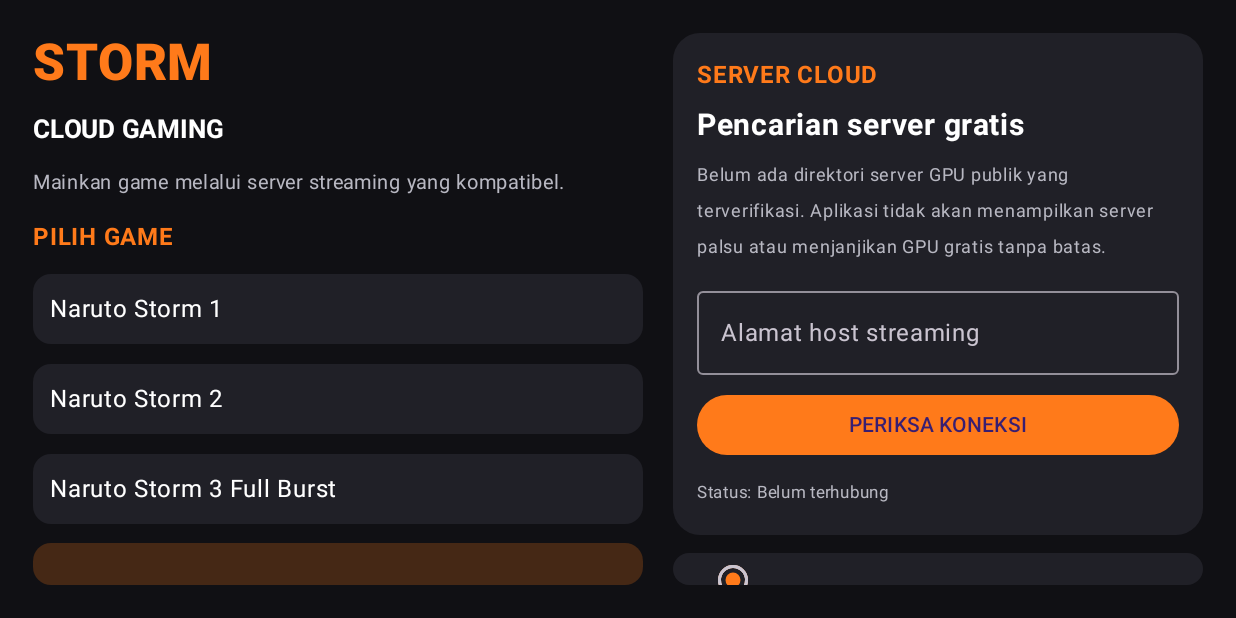
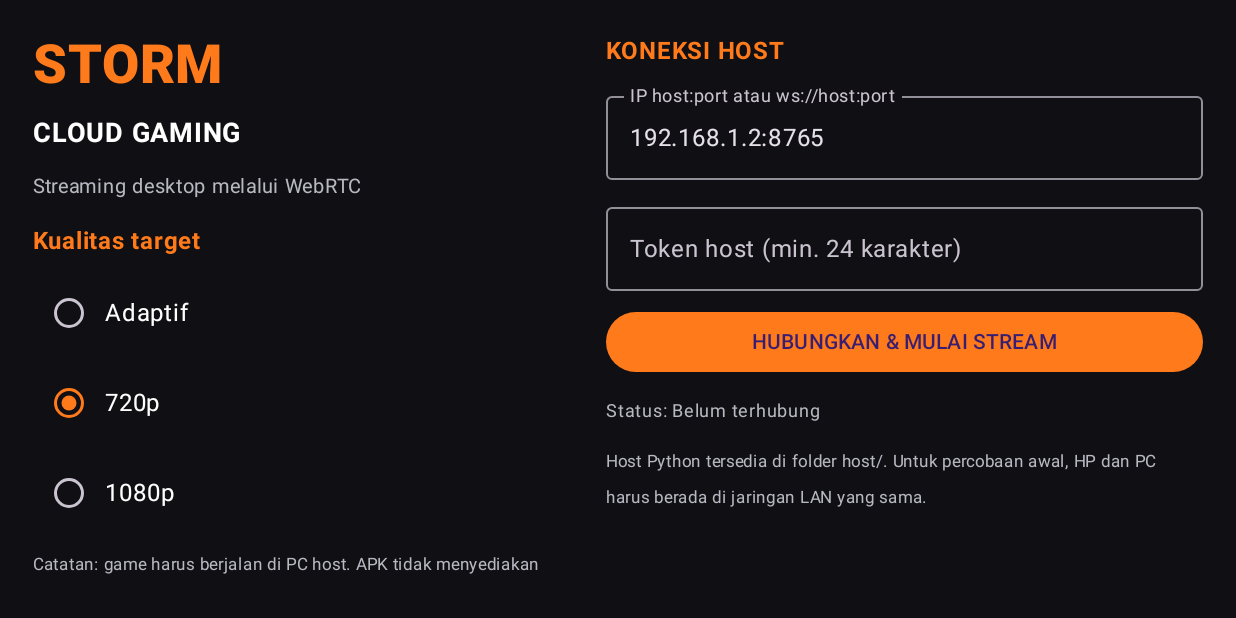
Before and after one commit to suksesjt12-source/Pcfhf, an Android app built with Jetpack Compose: the screen it shows after launch (MainActivity), on a phone screen of 824 x 412 dp (held sideways). Run offline under Robolectric (Android 15) with nearby library versions, the phone set to English and light mode, and no system bars; libraries missing offline, so code that uses them is left out: androidx.webrtc; 1 statement that could not run was skipped.

Commit message:
Connect Android UI to WebRTC stream and host input channel

```diff
--- a/app/src/main/java/com/stormcloudgaming/MainActivity.kt
+++ b/app/src/main/java/com/stormcloudgaming/MainActivity.kt
@@ -5,16 +5,18 @@ import androidx.activity.ComponentActivity
 import androidx.activity.compose.setContent
 import androidx.compose.foundation.background
 import androidx.compose.foundation.layout.*
-import androidx.compose.foundation.shape.CircleShape
 import androidx.compose.foundation.shape.RoundedCornerShape
 import androidx.compose.material3.*
 import androidx.compose.runtime.*
 import androidx.compose.ui.Alignment
 import androidx.compose.ui.Modifier
 import androidx.compose.ui.graphics.Color
+import androidx.compose.ui.platform.LocalContext
 import androidx.compose.ui.text.font.FontWeight
 import androidx.compose.ui.unit.dp
 import androidx.compose.ui.unit.sp
+import androidx.compose.ui.viewinterop.AndroidView
+import androidx.webrtc.SurfaceViewRenderer
 
 private val Ink = Color(0xFF101014)
 private val Panel = Color(0xFF202027)
@@ -24,84 +26,75 @@ private val Muted = Color(0xFFB8B8C2)
 class MainActivity : ComponentActivity() {
     override fun onCreate(savedInstanceState: Bundle?) {
         super.onCreate(savedInstanceState)
+        window.addFlags(android.view.WindowManager.LayoutParams.FLAG_KEEP_SCREEN_ON)
         setContent { StormApp() }
     }
 }
 
 @Composable
 fun StormApp() {
-    var serverAddress by remember { mutableStateOf("") }
+    val context = LocalContext.current
+    var host by remember { mutableStateOf("192.168.1.2:8765") }
+    var token by remember { mutableStateOf("") }
     var status by remember { mutableStateOf("Belum terhubung") }
-    var selected by remember { mutableStateOf("Naruto Storm 4") }
-    var showControls by remember { mutableStateOf(false) }
-    var quality by remember { mutableStateOf("Adaptif") }
+    var quality by remember { mutableStateOf("720p") }
+    var session by remember { mutableStateOf<WebRtcSession?>(null) }
+    var showPlayer by remember { mutableStateOf(false) }
+    val renderer = remember { SurfaceViewRenderer(context) }
 
-    MaterialTheme(colorScheme = darkColorScheme(
-        background = Ink, surface = Panel, primary = Orange,
-        onBackground = Color.White, onSurface = Color.White
-    )) {
+    DisposableEffect(session) {
+        session?.attachRenderer(renderer)
+        onDispose { session?.close() }
+    }
+
+    MaterialTheme(colorScheme = darkColorScheme(background = Ink, surface = Panel, primary = Orange)) {
         Surface(Modifier.fillMaxSize(), color = Ink) {
-            if (showControls) {
-                ControllerPreview(onBack = { showControls = false })
+            if (showPlayer) {
+                Column(Modifier.fillMaxSize().padding(12.dp), verticalArrangement = Arrangement.spacedBy(8.dp)) {
+                    Row(verticalAlignment = Alignment.CenterVertically) {
+                        Text("STORM STREAM", color = Orange, fontWeight = FontWeight.Black, fontSize = 20.sp, modifier = Modifier.weight(1f))
+                        TextButton(onClick = { session?.close(); session = null; showPlayer = false; status = "Terputus" }) { Text("PUTUS") }
+                    }
+                    AndroidView(factory = { renderer }, modifier = Modifier.weight(1f).fillMaxWidth().background(Color.Black))
+                    Text(status, color = Muted, fontSize = 11.sp)
+                    Row(Modifier.fillMaxWidth(), horizontalArrangement = Arrangement.SpaceEvenly) {
+                        StreamKey("W") { session?.sendKey("w", true); session?.sendKey("w", false) }
+                        StreamKey("A") { session?.sendKey("a", true); session?.sendKey("a", false) }
+                        StreamKey("S") { session?.sendKey("s", true); session?.sendKey("s", false) }
+                        StreamKey("D") { session?.sendKey("d", true); session?.sendKey("d", false) }
+                        StreamKey("JUMP") { session?.sendKey("space", true); session?.sendKey("space", false) }
+                        StreamKey("ATTACK") { session?.sendKey("x", true); session?.sendKey("x", false) }
+                    }
+                }
             } else {
                 Row(Modifier.fillMaxSize().padding(22.dp), horizontalArrangement = Arrangement.spacedBy(20.dp)) {
-                    Column(Modifier.weight(1.15f).fillMaxHeight(), verticalArrangement = Arrangement.spacedBy(12.dp)) {
-                        Text("STORM", color = Orange, fontSize = 34.sp, fontWeight = FontWeight.Black)
-                        Text("CLOUD GAMING", color = Color.White, fontSize = 17.sp, fontWeight = FontWeight.Bold)
-                        Text("Mainkan game melalui server streaming yang kompatibel.", color = Muted, fontSize = 13.sp)
-                        Text("PILIH GAME", color = Orange, fontWeight = FontWeight.Bold)
-                        listOf("Naruto Storm 1", "Naruto Storm 2", "Naruto Storm 3 Full Burst", "Naruto Storm 4", "Road to Boruto").forEach { game ->
-                            Card(
-                                onClick = { selected = game },
-                                colors = CardDefaults.cardColors(containerColor = if (selected == game) Orange.copy(alpha = .22f) else Panel),
-                                shape = RoundedCornerShape(12.dp)
-                            ) {
-                                Row(Modifier.fillMaxWidth().padding(11.dp), verticalAlignment = Alignment.CenterVertically) {
-                                    Text(game, Modifier.weight(1f), fontWeight = if (selected == game) FontWeight.Bold else FontWeight.Normal)
-                                    if (selected == game) Text("DIPILIH", color = Orange, fontSize = 10.sp)
-                                }
+                    Column(Modifier.weight(1f), verticalArrangement = Arrangement.spacedBy(12.dp)) {
+                        Text("STORM", color = Orange, fontSize = 36.sp, fontWeight = FontWeight.Black)
+                        Text("CLOUD GAMING", color = Color.White, fontSize = 18.sp, fontWeight = FontWeight.Bold)
+                        Text("Streaming desktop melalui WebRTC", color = Muted, fontSize = 13.sp)
+                        Text("Kualitas target", color = Orange, fontWeight = FontWeight.Bold)
+                        listOf("Adaptif", "720p", "1080p").forEach { item ->
+                            Row(verticalAlignment = Alignment.CenterVertically) {
+                                RadioButton(selected = quality == item, onClick = { quality = item })
+                                Text(item, color = Color.White)
                             }
                         }
                         Spacer(Modifier.weight(1f))
-                        OutlinedButton(onClick = { showControls = true }, modifier = Modifier.fillMaxWidth()) {
-                            Text("PRATINJAU KONTROL TOUCH")
-                        }
+                        Text("Catatan: game harus berjalan di PC host. APK tidak menyediakan GPU cloud gratis.", color = Muted, fontSize = 11.sp)
                     }
-                    Column(Modifier.weight(1f).fillMaxHeight(), verticalArrangement = Arrangement.spacedBy(12.dp)) {
-                        Card(colors = CardDefaults.cardColors(containerColor = Panel), shape = RoundedCornerShape(18.dp)) {
-                            Column(Modifier.fillMaxWidth().padding(16.dp), verticalArrangement = Arrangement.spacedBy(9.dp)) {
-                                Text("SERVER CLOUD", color = Orange, fontWeight = FontWeight.Bold)
-                                Text("Pencarian server gratis", fontSize = 20.sp, fontWeight = FontWeight.Bold)
-                                Text("Belum ada direktori server GPU publik yang terverifikasi. Aplikasi tidak akan menampilkan server palsu atau menjanjikan GPU gratis tanpa batas.", color = Muted, fontSize = 12.sp)
-                                OutlinedTextField(
-                                    value = serverAddress,
-                                    onValueChange = { serverAddress = it },
-                                    label = { Text("Alamat host streaming") },
-                                    singleLine = true,
-                                    modifier = Modifier.fillMaxWidth()
-                                )
-                                Button(
-                                    onClick = { status = if (serverAddress.isBlank()) "Masukkan alamat host terlebih dahulu." else "Alamat dicatat. Uji koneksi streaming belum tersedia pada versi ini." },
-                                    modifier = Modifier.fillMaxWidth()
-                                ) { Text("PERIKSA KONEKSI") }
-                                Text("Status: $status", color = Muted, fontSize = 11.sp)
-                            }
-                        }
-                        Card(Modifier.fillMaxWidth().weight(1f), colors = CardDefaults.cardColors(containerColor = Panel), shape = RoundedCornerShape(18.dp)) {
-                            Column(Modifier.fillMaxSize().padding(16.dp), verticalArrangement = Arrangement.spacedBy(8.dp)) {
-                                Text("PENGATURAN STREAMING", color = Orange, fontWeight = FontWeight.Bold)
-                                Text("Kualitas gambar", fontSize = 18.sp, fontWeight = FontWeight.Bold)
-                                listOf("Adaptif", "720p", "1080p").forEach { option ->
-                                    Row(verticalAlignment = Alignment.CenterVertically) {
-                                        RadioButton(selected = quality == option, onClick = { quality = option })
-                                        Text(option, color = Color.White)
-                                    }
-                                }
-                                Text("Mode landscape • Audio host diperlukan • FPS mengikuti kemampuan server", color = Muted, fontSize = 11.sp)
-                                Spacer(Modifier.weight(1f))
-                                Text("Status pengembangan: UI dan konfigurasi awal. Mesin streaming, input game, dan host GPU belum terintegrasi.", color = Muted, fontSize = 11.sp)
-                            }
-                        }
+                    Column(Modifier.weight(1.1f), verticalArrangement = Arrangement.spacedBy(10.dp)) {
+                        Text("KONEKSI HOST", color = Orange, fontWeight = FontWeight.Bold)
+                        OutlinedTextField(value = host, onValueChange = { host = it }, label = { Text("IP host:port atau ws://host:port") }, singleLine = true, modifier = Modifier.fillMaxWidth())
+                        OutlinedTextField(value = token, onValueChange = { token = it }, label = { Text("Token host (min. 24 karakter)") }, singleLine = true, modifier = Modifier.fillMaxWidth())
+                        Button(onClick = {
+                            session?.close()
+                            val next = WebRtcSession(context) { status = it }
+                            session = next
+                            next.connect(host.trim(), token)
+                            showPlayer = true
+                        }, modifier = Modifier.fillMaxWidth()) { Text("HUBUNGKAN & MULAI STREAM") }
+                        Text("Status: $status", color = Muted, fontSize = 12.sp)
+                        Text("Host Python tersedia di folder host/. Untuk percobaan awal, HP dan PC harus berada di jaringan LAN yang sama.", color = Muted, fontSize = 11.sp)
                     }
                 }
             }
@@ -110,53 +103,8 @@ fun StormApp() {
 }
 
 @Composable
-private fun ControllerPreview(onBack: () -> Unit) {
-    Column(Modifier.fillMaxSize().padding(18.dp), verticalArrangement = Arrangement.spacedBy(12.dp)) {
-        Row(verticalAlignment = Alignment.CenterVertically) {
-            Text("TOUCH CONTROLLER", color = Orange, fontSize = 22.sp, fontWeight = FontWeight.Black, modifier = Modifier.weight(1f))
-            TextButton(onClick = onBack) { Text("KEMBALI") }
-        }
-        Text("Pratinjau tata letak. Tombol belum mengirim input ke game karena streaming host belum terpasang.", color = Muted, fontSize = 12.sp)
-        Row(Modifier.fillMaxSize(), horizontalArrangement = Arrangement.SpaceBetween, verticalAlignment = Alignment.CenterVertically) {
-            Box(Modifier.size(176.dp).background(Panel, CircleShape), contentAlignment = Alignment.Center) {
-                Column(horizontalAlignment = Alignment.CenterHorizontally) {
-                    ControlKey("▲")
-                    Row(verticalAlignment = Alignment.CenterVertically) {
-                        ControlKey("◀")
-                        Spacer(Modifier.width(24.dp))
-                        ControlKey("▶")
-                    }
-                    ControlKey("▼")
-                }
-            }
-            Column(horizontalAlignment = Alignment.CenterHorizontally, verticalArrangement = Arrangement.spacedBy(10.dp)) {
-                Row(horizontalArrangement = Arrangement.spacedBy(10.dp)) {
-                    ControlKey("GUARD")
-                    ControlKey("JUMP")
-                }
-                Row(horizontalArrangement = Arrangement.spacedBy(10.dp)) {
-                    ControlKey("CHAKRA")
-                    ControlKey("ATTACK")
-                }
-                Row(horizontalArrangement = Arrangement.spacedBy(10.dp)) {
-                    ControlKey("SUPPORT")
-                    ControlKey("DASH")
-                }
-            }
-        }
+private fun StreamKey(label: String, onClick: () -> Unit) {
+    Button(onClick = onClick, shape = RoundedCornerShape(12.dp), contentPadding = PaddingValues(horizontal = 12.dp, vertical = 8.dp)) {
+        Text(label, fontWeight = FontWeight.Bold, fontSize = 12.sp)
     }
 }
-
-@Composable
-private fun ControlKey(label: String) {
-    Surface(
-        modifier = Modifier.size(width = if (label.length > 2) 92.dp else 54.dp, height = 54.dp),
-        shape = RoundedCornerShape(16.dp),
-        color = Orange.copy(alpha = .88f),
-        contentColor = Color.Black
-    ) {
-        Box(contentAlignment = Alignment.Center) {
-            Text(label, fontWeight = FontWeight.Black, fontSize = if (label.length > 2) 10.sp else 17.sp)
-        }
-    }
-}
```
